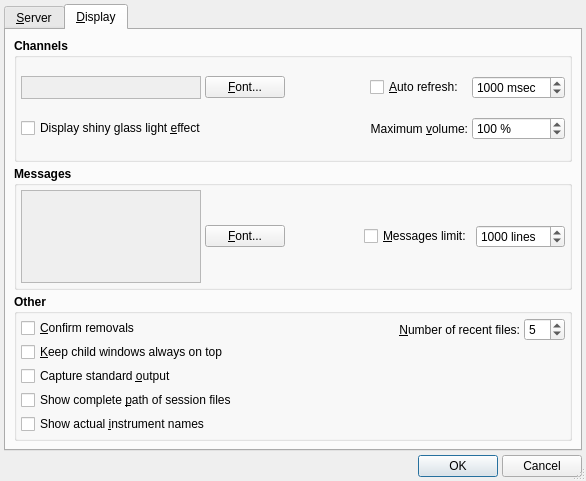
This is src/qsamplerOptionsForm.ui in rncbc/qsampler as Qt 5 draws it before an edit. The edited form follows.
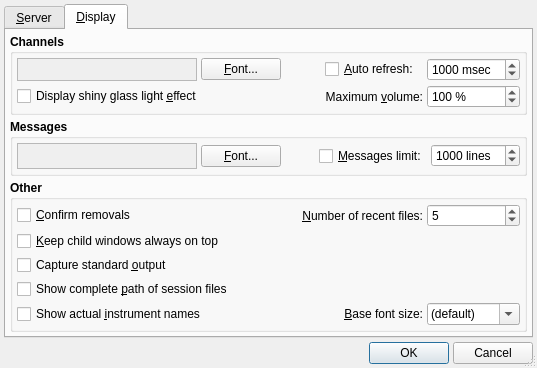
This is the edited form. The open tabs and pages were chosen to show the change. Icons and pictures are not drawn.

Commit message: * Due to some trouble with newer Qt >= 4.4 applications regarding font   size configuration, a new global user option is now available to the   rescue: View/Options... /Display/Other/Base font size (default none).

What changed in the file:
```diff
--- a/src/qsamplerOptionsForm.ui
+++ b/src/qsamplerOptionsForm.ui
@@ -26,18 +26,10 @@
    <rect>
     <x>0</x>
     <y>0</y>
-    <width>586</width>
-    <height>481</height>
+    <width>537</width>
+    <height>368</height>
    </rect>
   </property>
-  <property name="sizePolicy" >
-   <sizepolicy>
-    <hsizetype>1</hsizetype>
-    <vsizetype>1</vsizetype>
-    <horstretch>0</horstretch>
-    <verstretch>0</verstretch>
-   </sizepolicy>
-  </property>
   <property name="windowTitle" >
    <string>Qsampler: Options</string>
   </property>
@@ -609,16 +601,18 @@
       </layout>
      </widget>
      <widget class="QWidget" name="DisplayTabPage" >
+      <property name="geometry" >
+       <rect>
+        <x>0</x>
+        <y>0</y>
+        <width>523</width>
+        <height>301</height>
+       </rect>
+      </property>
       <attribute name="title" >
        <string>&amp;Display</string>
       </attribute>
-      <layout class="QVBoxLayout" >
-       <property name="margin" >
-        <number>8</number>
-       </property>
-       <property name="spacing" >
-        <number>4</number>
-       </property>
+      <layout class="QVBoxLayout" name="verticalLayout" >
        <item>
         <widget class="QGroupBox" name="ChannelsGroupBox" >
          <property name="font" >
@@ -876,10 +870,10 @@
           <bool>true</bool>
          </property>
          <layout class="QHBoxLayout" >
-          <property name="margin" >
+          <property name="spacing" >
            <number>4</number>
           </property>
-          <property name="spacing" >
+          <property name="margin" >
            <number>4</number>
           </property>
           <item>
@@ -1033,21 +1027,7 @@
           <bool>true</bool>
          </property>
          <layout class="QGridLayout" >
-          <property name="margin" >
-           <number>4</number>
-          </property>
-          <property name="spacing" >
-           <number>4</number>
-          </property>
-          <item rowspan="2" row="0" column="0" >
-           <layout class="QVBoxLayout" >
-            <property name="margin" >
-             <number>0</number>
-            </property>
-            <property name="spacing" >
-             <number>4</number>
-            </property>
-            <item>
+          <item row="0" column="0" >
              <widget class="QCheckBox" name="ConfirmRemoveCheckBox" >
               <property name="font" >
                <font>
@@ -1066,7 +1046,51 @@
               </property>
              </widget>
             </item>
-            <item>
+          <item row="0" column="1" colspan="2" >
+           <widget class="QLabel" name="MaxRecentFilesTextLabel" >
+            <property name="font" >
+             <font>
+              <weight>50</weight>
+              <bold>false</bold>
+             </font>
+            </property>
+            <property name="text" >
+             <string>&amp;Number of recent files:</string>
+            </property>
+            <property name="alignment" >
+             <set>Qt::AlignRight|Qt::AlignTrailing|Qt::AlignVCenter</set>
+            </property>
+            <property name="wordWrap" >
+             <bool>false</bool>
+            </property>
+            <property name="buddy" >
+             <cstring>MaxRecentFilesSpinBox</cstring>
+            </property>
+           </widget>
+          </item>
+          <item row="0" column="3" >
+           <widget class="QSpinBox" name="MaxRecentFilesSpinBox" >
+            <property name="font" >
+             <font>
+              <weight>50</weight>
+              <bold>false</bold>
+             </font>
+            </property>
+            <property name="toolTip" >
+             <string>The maximum number of recent files to keep in menu</string>
+            </property>
+            <property name="minimum" >
+             <number>0</number>
+            </property>
+            <property name="maximum" >
+             <number>20</number>
+            </property>
+            <property name="value" >
+             <number>5</number>
+            </property>
+           </widget>
+          </item>
+          <item row="1" column="0" >
              <widget class="QCheckBox" name="KeepOnTopCheckBox" >
               <property name="font" >
                <font>
@@ -1085,7 +1109,20 @@
               </property>
              </widget>
             </item>
-            <item>
+          <item rowspan="3" row="1" column="1" colspan="3" >
+           <spacer name="horizontalSpacer" >
+            <property name="orientation" >
+             <enum>Qt::Horizontal</enum>
+            </property>
+            <property name="sizeHint" stdset="0" >
+             <size>
+              <width>281</width>
+              <height>48</height>
+             </size>
+            </property>
+           </spacer>
+          </item>
+          <item row="2" column="0" >
              <widget class="QCheckBox" name="StdoutCaptureCheckBox" >
               <property name="font" >
                <font>
@@ -1104,7 +1141,7 @@
               </property>
              </widget>
             </item>
-            <item>
+          <item row="3" column="0" >
              <widget class="QCheckBox" name="CompletePathCheckBox" >
               <property name="font" >
                <font>
@@ -1123,7 +1160,7 @@
               </property>
              </widget>
             </item>
-            <item>
+          <item row="4" column="0" >
              <widget class="QCheckBox" name="InstrumentNamesCheckBox" >
               <property name="font" >
                <font>
@@ -1142,32 +1179,8 @@
               </property>
              </widget>
             </item>
-           </layout>
-          </item>
-          <item row="0" column="3" >
-           <widget class="QSpinBox" name="MaxRecentFilesSpinBox" >
-            <property name="font" >
-             <font>
-              <weight>50</weight>
-              <bold>false</bold>
-             </font>
-            </property>
-            <property name="toolTip" >
-             <string>The maximum number of recent files to keep in menu</string>
-            </property>
-            <property name="maximum" >
-             <number>20</number>
-            </property>
-            <property name="minimum" >
-             <number>0</number>
-            </property>
-            <property name="value" >
-             <number>5</number>
-            </property>
-           </widget>
-          </item>
-          <item row="0" column="2" >
-           <widget class="QLabel" name="MaxRecentFilesTextLabel" >
+          <item row="4" column="1" colspan="2" >
+           <widget class="QLabel" name="BaseFontSizeTextLabel" >
             <property name="font" >
              <font>
               <weight>50</weight>
@@ -1175,50 +1188,61 @@
              </font>
             </property>
             <property name="text" >
-             <string>&amp;Number of recent files:</string>
+             <string>&amp;Base font size:</string>
             </property>
             <property name="alignment" >
              <set>Qt::AlignRight|Qt::AlignTrailing|Qt::AlignVCenter</set>
             </property>
-            <property name="wordWrap" >
-             <bool>false</bool>
-            </property>
             <property name="buddy" >
              <cstring>MaxRecentFilesSpinBox</cstring>
             </property>
            </widget>
           </item>
-          <item row="0" column="1" >
-           <spacer>
-            <property name="orientation" >
-             <enum>Qt::Horizontal</enum>
+          <item row="4" column="3" >
+           <widget class="QComboBox" name="BaseFontSizeComboBox" >
+            <property name="font" >
+             <font>
+              <weight>50</weight>
+              <bold>false</bold>
+             </font>
             </property>
-            <property name="sizeType" >
-             <enum>QSizePolicy::Expanding</enum>
+            <property name="toolTip" >
+             <string>Base application font size (pt.)</string>
             </property>
-            <property name="sizeHint" >
-             <size>
-              <width>110</width>
-              <height>16</height>
-             </size>
+            <property name="editable" >
+             <bool>true</bool>
             </property>
-           </spacer>
-          </item>
-          <item row="1" column="1" colspan="3" >
-           <spacer>
-            <property name="orientation" >
-             <enum>Qt::Horizontal</enum>
-            </property>
-            <property name="sizeType" >
-             <enum>QSizePolicy::Expanding</enum>
-            </property>
-            <property name="sizeHint" >
-             <size>
-              <width>280</width>
-              <height>16</height>
-             </size>
-            </property>
-           </spacer>
+            <item>
+             <property name="text" >
+              <string>(default)</string>
+             </property>
+            </item>
+            <item>
+             <property name="text" >
+              <string>8</string>
+             </property>
+            </item>
+            <item>
+             <property name="text" >
+              <string>9</string>
+             </property>
+            </item>
+            <item>
+             <property name="text" >
+              <string>10</string>
+             </property>
+            </item>
+            <item>
+             <property name="text" >
+              <string>11</string>
+             </property>
+            </item>
+            <item>
+             <property name="text" >
+              <string>12</string>
+             </property>
+            </item>
+           </widget>
           </item>
          </layout>
         </widget>
```
Left out of the diff: 107 changed lines with no effect on the pictures. Lines whose indentation alone changed are shown as unchanged. The commit also changes 8 other files.
